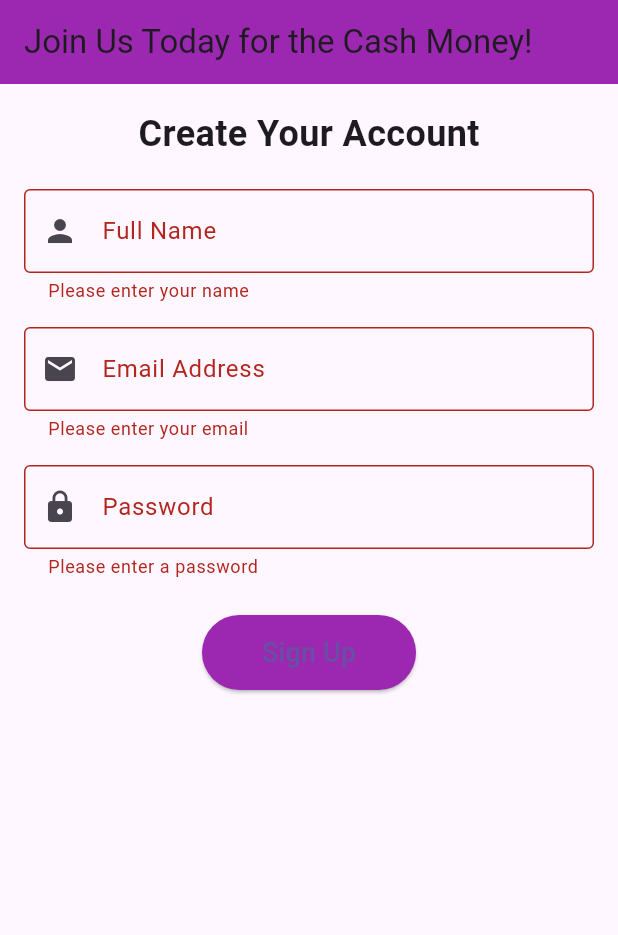
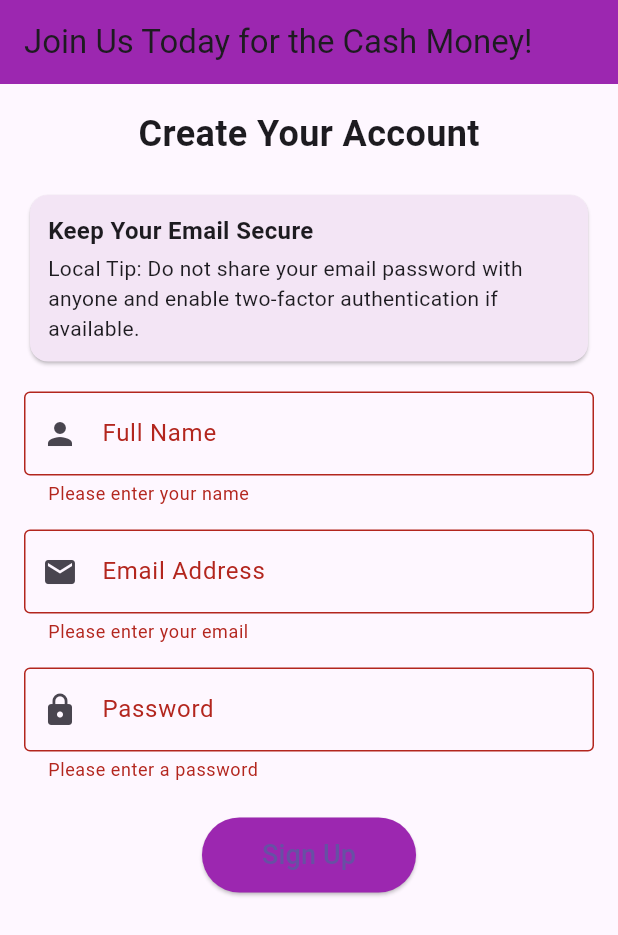
Before and after one commit to teraboop/inclass10, a Flutter app: the screen it shows after launch, after a tap on "Sign Up", on a phone screen of 412 x 824 dp. Shown: the top 935 px of the screen. Run offline on Flutter 3.47's test engine with Material 3 defaults, Android fonts, the light colour scheme and no system bars.

Commit message:
added tips thing

```diff
--- /dev/null
+++ b/lib/data/tip_data.dart
@@ -0,0 +1,25 @@
+class TipData {
+  final String title;
+  final String tip;
+
+  TipData({required this.title, required this.tip}) {
+    if (tip.length > 240) {
+      throw ArgumentError('Tip cannot be longer than 240 characters, it is ${tip.length} characters long');
+    }
+  }
+}
+
+var login_tips = [
+  TipData(
+    title: 'Use a Strong Password',
+    tip: 'Local Tip: Make sure your password is at least 6 characters long and includes a mix of letters, numbers, and symbols.',
+  ),
+  TipData(
+    title: 'Keep Your Email Secure',
+    tip: 'Local Tip: Do not share your email password with anyone and enable two-factor authentication if available.',
+  ),
+  TipData(
+    title: 'Enable Two-Factor Authentication',
+    tip: 'Local Tip: Whenever possible, enable two-factor authentication to add an extra layer of security to your account.',
+  )
+];
--- a/lib/main.dart
+++ b/lib/main.dart
@@ -1,4 +1,6 @@
 import 'package:flutter/material.dart';
+import 'dart:async';
+import 'data/tip_data.dart';
 
 void main() {
   runApp(const MyApp());
@@ -25,6 +27,8 @@ class SignupPage extends StatefulWidget {
   State<SignupPage> createState() => _SignupPageState();
 }
 
+
+
 class _SignupPageState extends State<SignupPage> {
   // 🔑 The Global Key - acts like a remote control for the form
   final _formKey = GlobalKey<FormState>();
@@ -33,6 +37,27 @@ class _SignupPageState extends State<SignupPage> {
   final TextEditingController _nameController = TextEditingController();
   final TextEditingController _emailController = TextEditingController();
   final TextEditingController _passwordController = TextEditingController();
+  int _tipIndex = 0;
+
+  void _nextTip() {
+    setState(() {
+      _tipIndex = (_tipIndex + 1) % login_tips.length;
+    });
+  }
+
+  Timer? _tipTimer;
+
+  @override
+  void initState() {
+    super.initState();
+    _tipTimer = Timer.periodic(const Duration(seconds: 5), (_) => _nextTip());
+  }
+
+  @override
+  void dispose() {
+    _tipTimer?.cancel();
+    super.dispose();
+  }
 
   @override
   Widget build(BuildContext context) {
@@ -52,7 +77,24 @@ class _SignupPageState extends State<SignupPage> {
                 style: TextStyle(fontSize: 24, fontWeight: FontWeight.bold),
               ),
               const SizedBox(height: 20),
-
+              Card(
+                color: Colors.purple.shade50,
+                child: Padding(
+                  padding: const EdgeInsets.all(12.0),
+                  child: Column(
+                    crossAxisAlignment: CrossAxisAlignment.start,
+                    children: [
+                      Text(
+                        login_tips[_tipIndex].title,
+                        style: const TextStyle(fontWeight: FontWeight.bold, fontSize: 16),
+                      ),
+                      const SizedBox(height: 4),
+                      Text(login_tips[_tipIndex].tip),
+                    ],
+                  ),
+                ),
+              ),
+              const SizedBox(height: 16),
               // 👤 Name Field
               TextFormField(
                 controller: _nameController,
```
Also changed, not shown: 1 other file.
